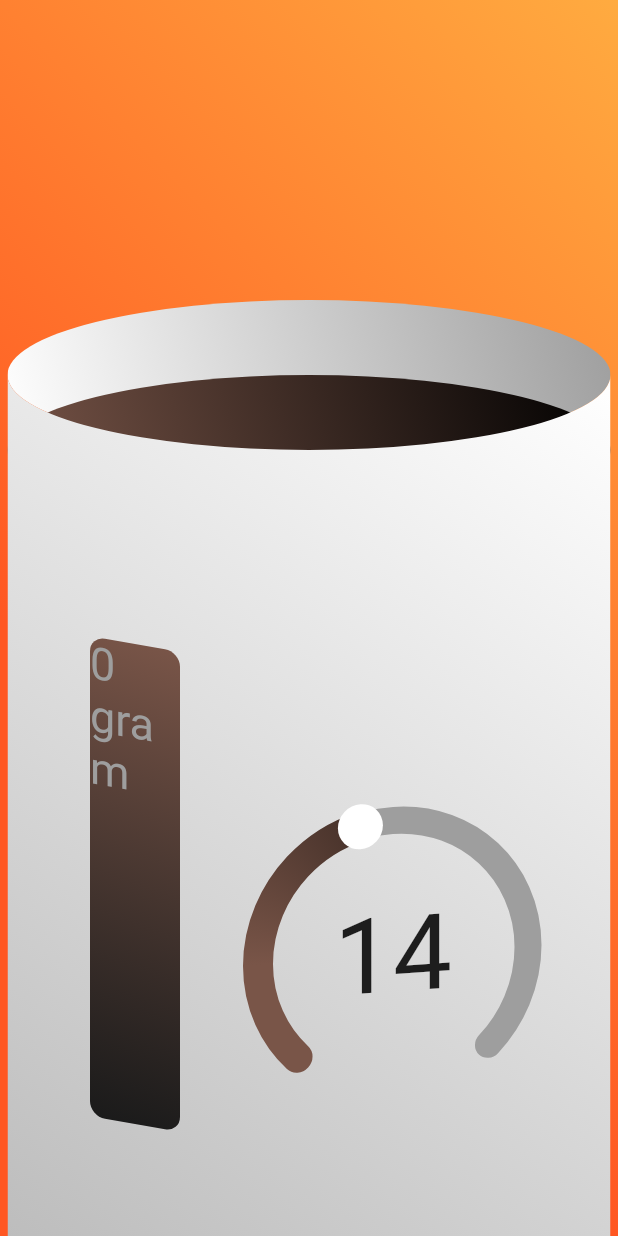
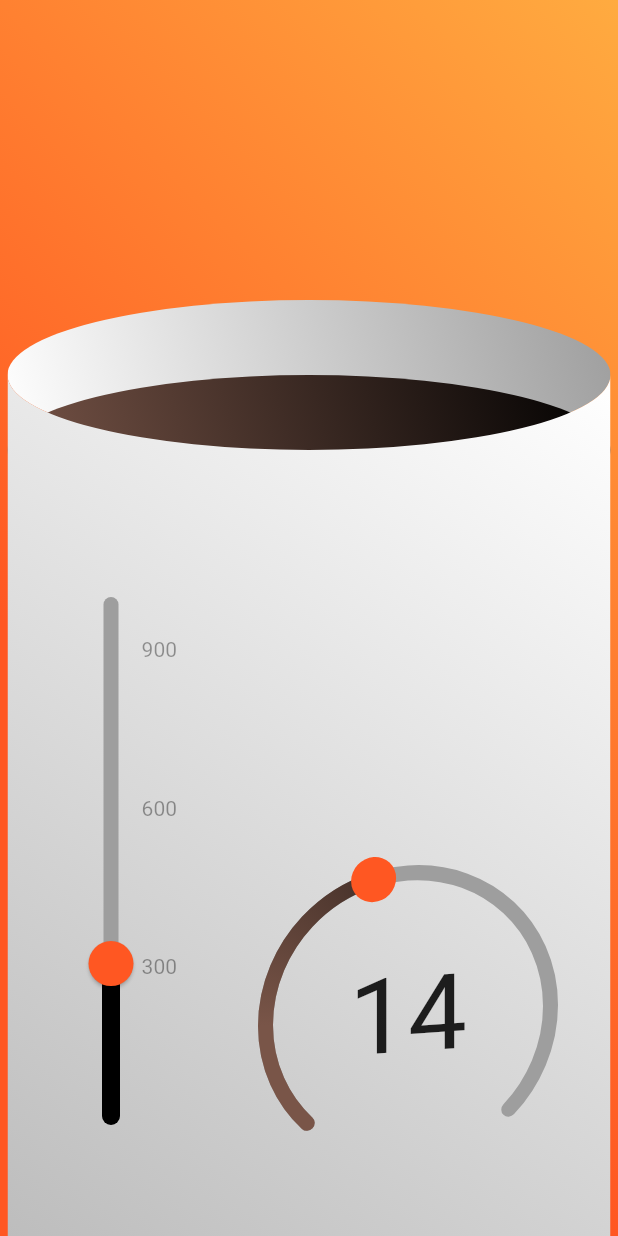
Before and after one commit to bjornnorgaard/brewbrah, a Flutter app: the screen it shows after launch, on a phone screen of 412 x 824 dp. Run offline on Flutter 3.47's test engine with Material 2 defaults, Android fonts, the phone set to English and light mode, and no system bars; drawn by our look-alikes of sleek_circular_slider.

Commit message:
Sliders almost done

```diff
--- a/brewbrah/lib/amout_gauge_slider.dart
+++ b/brewbrah/lib/amout_gauge_slider.dart
@@ -1,72 +1,76 @@
+import 'package:flutter/cupertino.dart';
 import 'package:flutter/material.dart';
 
 class AmountGaugeSlider extends StatefulWidget {
-  final double height;
-
-  AmountGaugeSlider({this.height = 350});
-
   @override
   _AmountGaugeSliderState createState() => _AmountGaugeSliderState();
 }
 
 class _AmountGaugeSliderState extends State<AmountGaugeSlider> {
-  double _dragPosition = 0;
-  double _dragPercentage = 0;
+  double _value;
 
-  void _updateDragPosition(Offset val) {
-    double newDragPosition = 0;
-
-    if (val.dy <= 0) {
-      newDragPosition = 0;
-    } else if (val.dy >= widget.height) {
-      newDragPosition = widget.height;
-    } else {
-      newDragPosition = val.dy;
-    }
-
-    setState(() {
-      _dragPosition = newDragPosition;
-      _dragPercentage = (_dragPosition / widget.height - 1) * -1;
-    });
-  }
-
-  void _onDragStart(BuildContext context, DragStartDetails start) {
-    RenderBox box = context.findRenderObject();
-    Offset offset = box.globalToLocal(start.globalPosition);
-    _updateDragPosition(offset);
-  }
-
-  void _onDragUpdate(BuildContext context, DragUpdateDetails update) {
-    RenderBox box = context.findRenderObject();
-    Offset offset = box.globalToLocal(update.globalPosition);
-    _updateDragPosition(offset);
-  }
-
-  void _onDragEnd(BuildContext context, DragEndDetails update) {
-    setState(() {
-      // Something...
-    });
+  @override
+  void initState() {
+    super.initState();
+    _value = 300;
   }
 
   @override
   Widget build(BuildContext context) {
-    return GestureDetector(
-      onVerticalDragUpdate: (update) => _onDragUpdate(context, update),
-      onVerticalDragStart: (start) => _onDragStart(context, start),
-      onVerticalDragEnd: (end) => _onDragEnd(context, end),
-      child: Container(
-        height: 320,
-        width: 60,
+    return RotatedBox(
+      quarterTurns: 3,
+      child: Stack(
+        overflow: Overflow.visible,
+        children: <Widget>[
+          SliderTheme(
+            data: SliderTheme.of(context).copyWith(
+              thumbColor: Colors.deepOrange,
+              inactiveTrackColor: Colors.grey,
+              activeTrackColor: Colors.black,
+              trackHeight: 10,
+              disabledActiveTrackColor: Colors.blue,
+              overlayColor: Colors.transparent,
+              thumbShape: RoundSliderThumbShape(
+                enabledThumbRadius: 15,
+                disabledThumbRadius: 0,
+              ),
+            ),
+            child: Slider(
+              min: 0,
+              max: 1000,
+              divisions: 40,
+              value: _value,
+              label: "${_value.toStringAsFixed(0)}",
+              onChanged: (value) => setState(() => _value = value),
+            ),
+          ),
+          SliderMarker(text: "300", bottom: -20, left: 122),
+          SliderMarker(text: "600", bottom: -20, left: 227),
+          SliderMarker(text: "900", bottom: -20, left: 333),
+        ],
+      ),
+    );
+  }
+}
+
+class SliderMarker extends StatelessWidget {
+  final String text;
+  final double bottom;
+  final double left;
+
+  SliderMarker({@required this.text, @required this.bottom, @required this.left});
+
+  @override
+  Widget build(BuildContext context) {
+    return Positioned(
+      bottom: bottom,
+      left: left,
+      child: RotatedBox(
+        quarterTurns: 1,
         child: Text(
-          "${(_dragPercentage * 1000).toStringAsFixed(0)}\ngram",
-          style: TextStyle(fontSize: 30, color: Colors.grey),
-        ),
-        decoration: BoxDecoration(
-          borderRadius: BorderRadius.circular(10),
-          gradient: LinearGradient(
-            colors: [Colors.brown, Colors.black87],
-            begin: Alignment.topRight,
-            end: Alignment.bottomLeft,
+          text,
+          style: TextStyle(
+            color: Colors.black38,
           ),
         ),
       ),
--- a/brewbrah/lib/coffee.dart
+++ b/brewbrah/lib/coffee.dart
@@ -17,7 +17,6 @@ class _CoffeeState extends State<Coffee> {
       body: Stack(
         children: <Widget>[
           Positioned(
-            // height: 250,
             bottom: 0,
             top: 0,
             left: 0,
@@ -90,16 +89,14 @@ class _CoffeeState extends State<Coffee> {
             ),
           ),
           Positioned(
-            bottom: 80,
-            left: 60,
-            child: Transform(
-              transform: Matrix4.skewY(0.175),
-              child: AmountGaugeSlider(),
-            ),
+            bottom: 50,
+            left: 50,
+            height: 400,
+            child: AmountGaugeSlider(),
           ),
           Positioned(
-            bottom: 80,
-            right: 50,
+            bottom: 40,
+            right: 40,
             child: Transform(
               transform: Matrix4.skewY(-0.07),
               child: RatioSlider(),
--- a/brewbrah/lib/ratio_slider.dart
+++ b/brewbrah/lib/ratio_slider.dart
@@ -24,6 +24,7 @@ class _RatioSliderState extends State<RatioSlider> {
                 startAngle: 135,
                 angleRange: 270,
                 customColors: CustomSliderColors(
+                  dotColor: Colors.deepOrange,
                   progressBarColors: [
                     Colors.brown,
                     Colors.brown,
@@ -35,8 +36,8 @@ class _RatioSliderState extends State<RatioSlider> {
                 ),
                 customWidths: CustomSliderWidths(
                   handlerSize: 15,
-                  progressBarWidth: 20,
-                  trackWidth: 18,
+                  progressBarWidth: 10,
+                  trackWidth: 10,
                 ),
                 infoProperties: InfoProperties(
                   mainLabelStyle: TextStyle(fontSize: 70),
```
